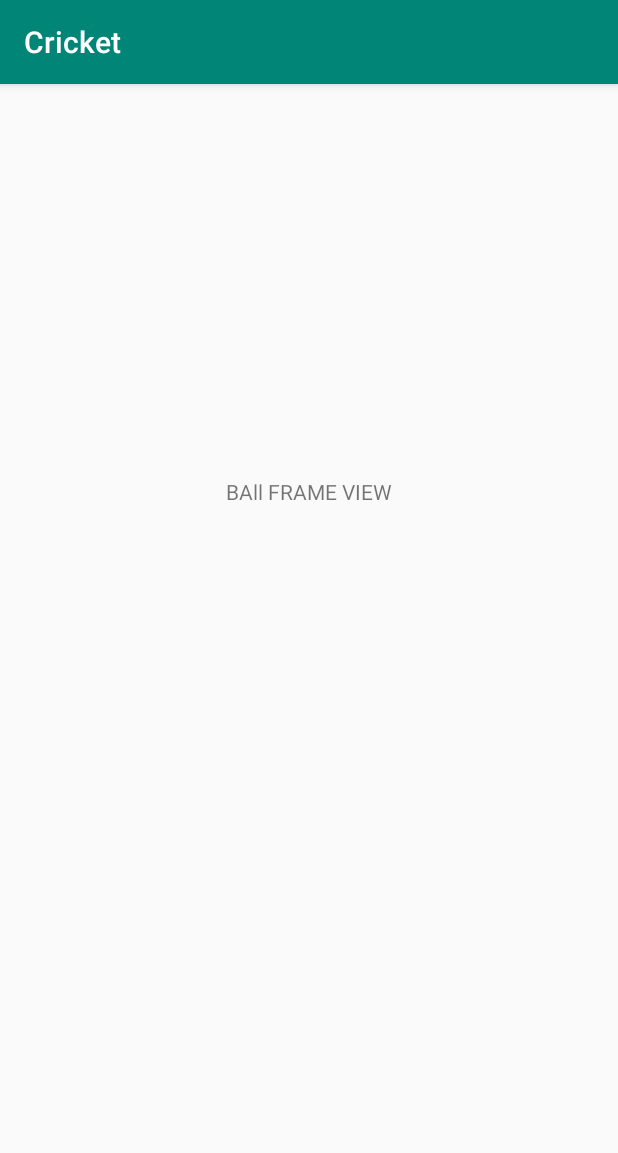
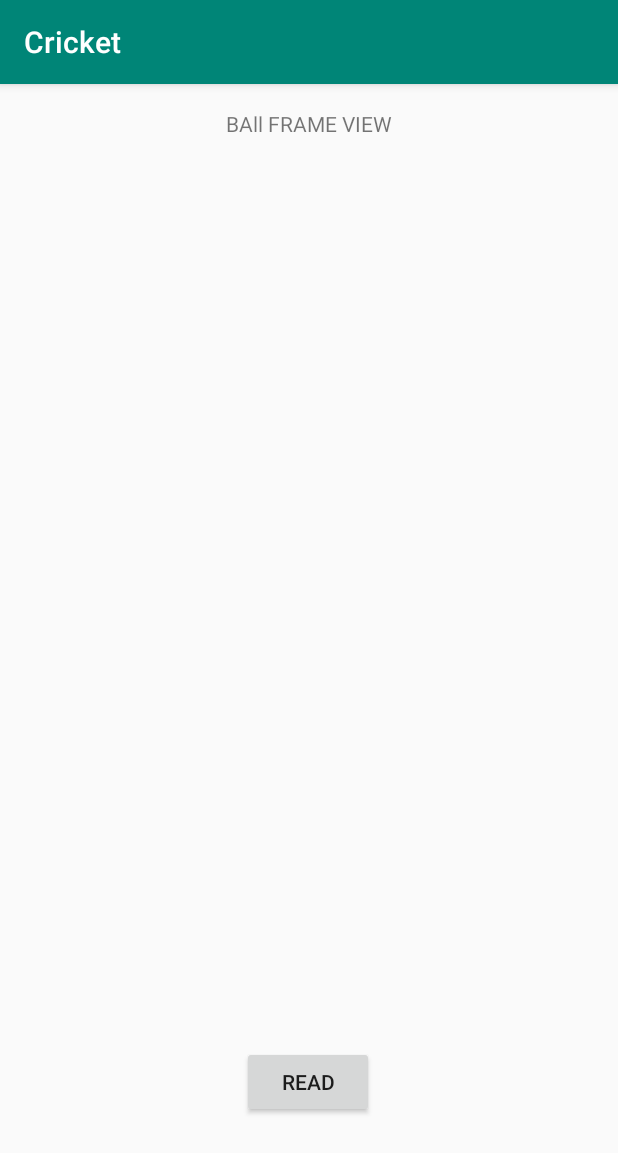
Before and after one commit to varounhanooman/CricketScoringApp, an Android app: the BallFrameViewActivity screen opened directly, with no data from a screen before it, on a phone screen of 412 x 824 dp. Shown: the top 1153 px of the screen. Run offline under Robolectric (Android 15) with nearby library versions, the phone set to English and light mode, and no system bars.

Commit message:
SQL Lite Reads Data to new screen

```diff
--- a/app/src/main/java/com/example/cricket/BallDataFrame.kt
+++ b/app/src/main/java/com/example/cricket/BallDataFrame.kt
@@ -19,4 +19,8 @@ class BallDataFrame{
         this.oversBall = oversBall
         this.ballLegalExtra = ballLegalExtra
     }
+
+    constructor(){
+    }
+
 }
--- a/app/src/main/java/com/example/cricket/BallFrameViewActivity.kt
+++ b/app/src/main/java/com/example/cricket/BallFrameViewActivity.kt
@@ -2,10 +2,35 @@ package com.example.cricket
 
 import androidx.appcompat.app.AppCompatActivity
 import android.os.Bundle
+import android.util.Log
+import android.widget.TextView
 
 class BallFrameViewActivity : AppCompatActivity() {
     override fun onCreate(savedInstanceState: Bundle?) {
         super.onCreate(savedInstanceState)
         setContentView(R.layout.activity_ball_frame_view)
+
+        val tvResult = findViewById<TextView>(R.id.tvResult)
+        val btnRead = findViewById<TextView>(R.id.btnRead)
+
+        val context = this
+        var db = DataBaseHandler(context)
+
+        btnRead.setOnClickListener{
+
+            var data = db.readData()
+            tvResult.text = ""
+            for (i in 0 until data.size-1){
+                tvResult.append(data.get(i).matchId.toString() + " " +
+                        data.get(i).run.toString() + " " +
+                        data.get(i).batsmanName + " " +
+                        data.get(i).bowlerName + " " +
+                        data.get(i).wicketStatus + " " +
+                        data.get(i).oversBall.toString() + " " +
+                        data.get(i).ballLegalExtra + "\n"
+                )
+            }
+
+        }
     }
 }
--- a/app/src/main/res/layout/activity_ball_frame_view.xml
+++ b/app/src/main/res/layout/activity_ball_frame_view.xml
@@ -7,7 +7,7 @@
     tools:context=".BallFrameViewActivity">
 
     <TextView
-        android:id="@+id/textView2"
+        android:id="@+id/testText"
         android:layout_width="wrap_content"
         android:layout_height="wrap_content"
         android:text="BAll FRAME VIEW"
@@ -15,5 +15,33 @@
         app:layout_constraintLeft_toLeftOf="parent"
         app:layout_constraintRight_toRightOf="parent"
         app:layout_constraintTop_toTopOf="parent"
-        app:layout_constraintVertical_bias="0.35" />
+        app:layout_constraintVertical_bias="0.022" />
+
+    <ScrollView
+        android:layout_width="412dp"
+        android:layout_height="455dp"
+        app:layout_constraintBottom_toBottomOf="parent"
+        app:layout_constraintHorizontal_bias="0.0"
+        app:layout_constraintLeft_toLeftOf="parent"
+        app:layout_constraintRight_toRightOf="parent"
+        app:layout_constraintTop_toTopOf="parent"
+        app:layout_constraintVertical_bias="0.173">
+
+        <TextView
+            android:id="@+id/tvResult"
+            android:layout_width="match_parent"
+            android:layout_height="wrap_content" />
+    </ScrollView>
+
+    <Button
+        android:id="@+id/btnRead"
+        android:layout_width="wrap_content"
+        android:layout_height="wrap_content"
+        android:text="READ"
+        app:layout_constraintBottom_toBottomOf="parent"
+        app:layout_constraintHorizontal_bias="0.498"
+        app:layout_constraintLeft_toLeftOf="parent"
+        app:layout_constraintRight_toRightOf="parent"
+        app:layout_constraintTop_toTopOf="parent"
+        app:layout_constraintVertical_bias="0.891" />
 </androidx.constraintlayout.widget.ConstraintLayout>
```
Also changed, not shown: app/src/main/java/com/example/cricket/DataBaseHandler.kt (+24 -1 lines).
